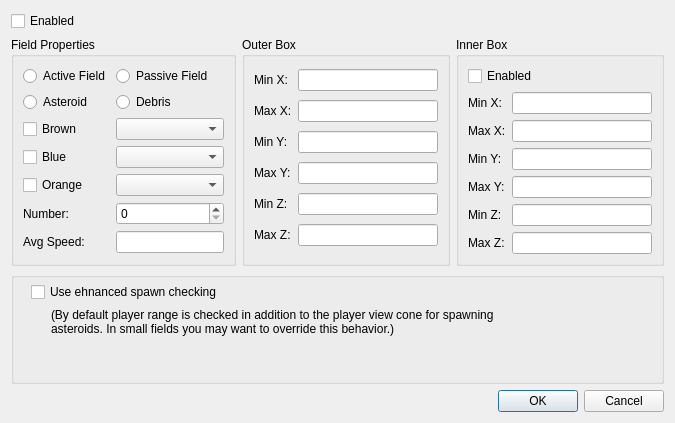
The window that qtfred/ui/AsteroidEditorDialog.ui (scp-fs2open/fs2open.github.com) describes before a commit, drawn with Qt 5.
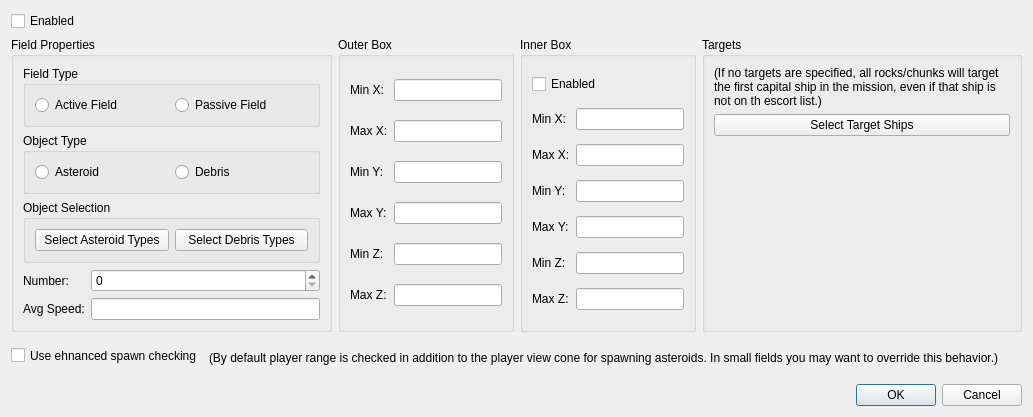
The same window after the commit.

Commit message:
QtFRED Asteroid Dialog (#6908)
* begin asteroid dialog rewrite

* activate fields

* clean up connections

* clean up and rearrange files for consistency

* use constructor to zero out the field when needed

* fix checks errors

* remove duplicate lines

* add missing z

Patch:
```diff
--- a/qtfred/ui/AsteroidEditorDialog.ui
+++ b/qtfred/ui/AsteroidEditorDialog.ui
@@ -6,8 +6,8 @@
    <rect>
     <x>0</x>
     <y>0</y>
-    <width>675</width>
-    <height>423</height>
+    <width>1033</width>
+    <height>377</height>
    </rect>
   </property>
   <property name="sizePolicy">
@@ -35,6 +35,12 @@
          <property name="enabled">
           <bool>true</bool>
          </property>
+         <property name="sizePolicy">
+          <sizepolicy hsizetype="Preferred" vsizetype="Preferred">
+           <horstretch>1</horstretch>
+           <verstretch>0</verstretch>
+          </sizepolicy>
+         </property>
          <property name="accessibleName">
           <string>Field Properties</string>
          </property>
@@ -42,23 +48,35 @@
           <string>Field Properties</string>
          </property>
          <layout class="QGridLayout" name="gridLayout_4">
-          <item row="3" column="0">
-           <widget class="QRadioButton" name="radioButtonAsteroid">
+          <item row="0" column="0">
+           <widget class="QGroupBox" name="fieldType">
+            <property name="sizePolicy">
+             <sizepolicy hsizetype="Preferred" vsizetype="Preferred">
+              <horstretch>0</horstretch>
+              <verstretch>0</verstretch>
+             </sizepolicy>
+            </property>
+            <property name="minimumSize">
+             <size>
+              <width>0</width>
+              <height>0</height>
+             </size>
+            </property>
+            <property name="title">
+             <string>Field Type</string>
+            </property>
+            <layout class="QHBoxLayout" name="horizontalLayout">
+             <item>
+              <widget class="QRadioButton" name="radioButtonActiveField">
             <property name="text">
-             <string>Asteroid</string>
+                <string>Active Field</string>
             </property>
             <attribute name="buttonGroup">
-             <string notr="true">radioAsteroidDebris</string>
+                <string notr="true">radioActivePassive</string>
             </attribute>
            </widget>
           </item>
-          <item row="7" column="2">
-           <widget class="QComboBox" name="debris1"/>
-          </item>
-          <item row="9" column="2">
-           <widget class="QComboBox" name="debris2"/>
-          </item>
-          <item row="1" column="2">
+             <item>
            <widget class="QRadioButton" name="radioButtonPassiveField">
             <property name="text">
              <string>Passive Field</string>
@@ -68,69 +86,84 @@
             </attribute>
            </widget>
           </item>
-          <item row="5" column="0">
-           <widget class="QCheckBox" name="checkBoxBrown">
-            <property name="text">
-             <string>Brown</string>
-            </property>
+            </layout>
            </widget>
           </item>
-          <item row="3" column="2">
-           <widget class="QRadioButton" name="radioButtonShip">
-            <property name="text">
-             <string>Debris</string>
-            </property>
-            <attribute name="buttonGroup">
-             <string notr="true">radioAsteroidDebris</string>
-            </attribute>
-           </widget>
-          </item>
-          <item row="12" column="0">
-           <widget class="QLabel" name="labelAvgSpeed">
-            <property name="text">
-             <string>Avg Speed:</string>
-            </property>
-           </widget>
-          </item>
-          <item row="11" column="0">
+          <item row="3" column="0">
+           <layout class="QFormLayout" name="propertiesWidgets">
+            <item row="0" column="1">
+             <widget class="QSpinBox" name="spinBoxNumber"/>
+            </item>
+            <item row="0" column="0">
            <widget class="QLabel" name="labelNumber">
             <property name="text">
              <string>Number:</string>
             </property>
            </widget>
           </item>
-          <item row="11" column="2">
-           <widget class="QSpinBox" name="spinBoxNumber"/>
-          </item>
-          <item row="7" column="0">
-           <widget class="QCheckBox" name="checkBoxBlue">
+            <item row="1" column="0">
+             <widget class="QLabel" name="labelAvgSpeed">
             <property name="text">
-             <string>Blue</string>
+               <string>Avg Speed:</string>
             </property>
            </widget>
           </item>
-          <item row="9" column="0">
-           <widget class="QCheckBox" name="checkBoxOrange">
-            <property name="text">
-             <string>Orange</string>
-            </property>
-           </widget>
-          </item>
-          <item row="12" column="2">
+            <item row="1" column="1">
            <widget class="QLineEdit" name="lineEditAvgSpeed"/>
           </item>
+           </layout>
+          </item>
           <item row="1" column="0">
-           <widget class="QRadioButton" name="radioButtonActiveField">
+           <widget class="QGroupBox" name="objectType">
+            <property name="title">
+             <string>Object Type</string>
+            </property>
+            <layout class="QHBoxLayout" name="horizontalLayout_2">
+             <item>
+              <widget class="QRadioButton" name="radioButtonAsteroid">
             <property name="text">
-             <string>Active Field</string>
+                <string>Asteroid</string>
             </property>
             <attribute name="buttonGroup">
-             <string notr="true">radioActivePassive</string>
+                <string notr="true">radioAsteroidDebris</string>
             </attribute>
            </widget>
           </item>
-          <item row="5" column="2">
-           <widget class="QComboBox" name="debris0"/>
+             <item>
+              <widget class="QRadioButton" name="radioButtonDebris">
+               <property name="text">
+                <string>Debris</string>
+               </property>
+               <attribute name="buttonGroup">
+                <string notr="true">radioAsteroidDebris</string>
+               </attribute>
+              </widget>
+             </item>
+            </layout>
+           </widget>
+          </item>
+          <item row="2" column="0">
+           <widget class="QGroupBox" name="objectSelection">
+            <property name="title">
+             <string>Object Selection</string>
+            </property>
+            <layout class="QHBoxLayout" name="horizontalLayout_3">
+             <item>
+              <widget class="QPushButton" name="asteroidSelectButton">
+               <property name="text">
+                <string>Select Asteroid Types</string>
+               </property>
+              </widget>
+             </item>
+             <item>
+              <widget class="QPushButton" name="debrisSelectButton">
+               <property name="text">
+                <string>Select Debris Types</string>
+               </property>
+              </widget>
+             </item>
+            </layout>
+           </widget>
           </item>
          </layout>
         </widget>
@@ -141,10 +174,17 @@
           <string>Outer Box</string>
          </property>
          <layout class="QGridLayout" name="gridLayout_2">
-          <item row="0" column="0">
-           <widget class="QLabel" name="label_obox_minX">
+          <item row="7" column="0">
+           <widget class="QLabel" name="label_obox_minZ">
             <property name="text">
-             <string>Min X:</string>
+             <string>Min Z:</string>
+            </property>
+           </widget>
+          </item>
+          <item row="5" column="0">
+           <widget class="QLabel" name="label_obox_maxY">
+            <property name="text">
+             <string>Max Y:</string>
             </property>
            </widget>
           </item>
@@ -155,26 +195,6 @@
             </property>
            </widget>
           </item>
-          <item row="7" column="1">
-           <widget class="QLineEdit" name="lineEdit_obox_minZ"/>
-          </item>
-          <item row="3" column="0">
-           <widget class="QLabel" name="label_obox_maxX">
-            <property name="text">
-             <string>Max X:</string>
-            </property>
-           </widget>
-          </item>
-          <item row="0" column="1">
-           <widget class="QLineEdit" name="lineEdit_obox_minX"/>
-          </item>
-          <item row="5" column="0">
-           <widget class="QLabel" name="label_obox_maxY">
-            <property name="text">
-             <string>Max Y:</string>
-            </property>
-           </widget>
-          </item>
           <item row="9" column="0">
            <widget class="QLabel" name="label_obox_maxZ">
             <property name="text">
@@ -182,54 +202,69 @@
             </property>
            </widget>
           </item>
+          <item row="3" column="0">
+           <widget class="QLabel" name="label_obox_maxX">
+            <property name="text">
+             <string>Max X:</string>
+            </property>
+           </widget>
+          </item>
+          <item row="0" column="0">
+           <widget class="QLabel" name="label_obox_minX">
+            <property name="text">
+             <string>Min X:</string>
+            </property>
+           </widget>
+          </item>
+          <item row="3" column="1">
+           <widget class="QLineEdit" name="lineEdit_obox_maxX"/>
+          </item>
           <item row="4" column="1">
            <widget class="QLineEdit" name="lineEdit_obox_minY"/>
           </item>
-          <item row="7" column="0">
-           <widget class="QLabel" name="label_obox_minZ">
-            <property name="text">
-             <string>Min Z:</string>
-            </property>
-           </widget>
-          </item>
-          <item row="9" column="1">
-           <widget class="QLineEdit" name="lineEdit_obox_maxZ"/>
-          </item>
-          <item row="3" column="1">
-           <widget class="QLineEdit" name="lineEdit_obox_maxX"/>
-          </item>
           <item row="5" column="1">
            <widget class="QLineEdit" name="lineEdit_obox_maxY"/>
           </item>
+          <item row="0" column="1">
+           <widget class="QLineEdit" name="lineEdit_obox_minX"/>
+          </item>
+          <item row="9" column="1">
+           <widget class="QLineEdit" name="lineEdit_obox_maxZ"/>
+          </item>
+          <item row="7" column="1">
+           <widget class="QLineEdit" name="lineEdit_obox_minZ"/>
+          </item>
          </layout>
         </widget>
        </item>
        <item>
         <widget class="QGroupBox" name="innerBox">
+         <property name="sizePolicy">
+          <sizepolicy hsizetype="Preferred" vsizetype="Preferred">
+           <horstretch>0</horstretch>
+           <verstretch>0</verstretch>
+          </sizepolicy>
+         </property>
          <property name="title">
           <string>Inner Box</string>
          </property>
          <layout class="QGridLayout" name="gridLayout_3">
-          <item row="3" column="1">
-           <widget class="QLineEdit" name="lineEdit_ibox_maxX"/>
-          </item>
-          <item row="5" column="0">
-           <widget class="QLabel" name="label_ibox_minY">
-            <property name="text">
-             <string>Min Y:</string>
-            </property>
-           </widget>
-          </item>
-          <item row="1" column="0">
-           <widget class="QLabel" name="label_ibox_minX">
-            <property name="text">
-             <string>Min X:</string>
-            </property>
-           </widget>
-          </item>
           <item row="1" column="1">
            <widget class="QLineEdit" name="lineEdit_ibox_minX"/>
           </item>
+          <item row="5" column="1">
+           <widget class="QLineEdit" name="lineEdit_ibox_minY"/>
+          </item>
+          <item row="3" column="1">
+           <widget class="QLineEdit" name="lineEdit_ibox_maxX"/>
+          </item>
+          <item row="0" column="0" colspan="2">
+           <widget class="QCheckBox" name="innerBoxEnabled">
+            <property name="text">
+             <string>Enabled</string>
+            </property>
+           </widget>
+          </item>
           <item row="7" column="0">
            <widget class="QLabel" name="label_ibox_minZ">
             <property name="text">
@@ -237,25 +272,26 @@
             </property>
            </widget>
           </item>
+          <item row="9" column="0">
+           <widget class="QLabel" name="label_ibox_maxZ">
+            <property name="text">
+             <string>Max Z:</string>
+            </property>
+           </widget>
+          </item>
+          <item row="5" column="0">
+           <widget class="QLabel" name="label_ibox_minY">
+            <property name="text">
+             <string>Min Y:</string>
+            </property>
+           </widget>
+          </item>
           <item row="9" column="1">
            <widget class="QLineEdit" name="lineEdit_ibox_maxZ"/>
           </item>
-          <item row="5" column="1">
-           <widget class="QLineEdit" name="lineEdit_ibox_minY"/>
-          </item>
           <item row="7" column="1">
            <widget class="QLineEdit" name="lineEdit_ibox_minZ"/>
           </item>
-          <item row="9" column="0">
-           <widget class="QLabel" name="label_ibox_maxZ">
-            <property name="text">
-             <string>Max Z:</string>
-            </property>
-           </widget>
-          </item>
-          <item row="6" column="1">
-           <widget class="QLineEdit" name="lineEdit_ibox_maxY"/>
-          </item>
           <item row="6" column="0">
            <widget class="QLabel" name="label_ibox_maxY">
             <property name="text">
@@ -270,32 +306,70 @@
             </property>
            </widget>
           </item>
-          <item row="0" column="0" colspan="2">
-           <widget class="QCheckBox" name="innerBoxEnabled">
+          <item row="1" column="0">
+           <widget class="QLabel" name="label_ibox_minX">
             <property name="text">
-             <string>Enabled</string>
+             <string>Min X:</string>
             </property>
            </widget>
           </item>
-         </layout>
-        </widget>
-       </item>
-      </layout>
+          <item row="6" column="1">
+           <widget class="QLineEdit" name="lineEdit_ibox_maxY"/>
+          </item>
+         </layout>
+        </widget>
      </item>
      <item>
-      <widget class="QGroupBox" name="groupBox">
+        <widget class="QGroupBox" name="targets">
+         <property name="sizePolicy">
+          <sizepolicy hsizetype="Preferred" vsizetype="Preferred">
+           <horstretch>1</horstretch>
+           <verstretch>0</verstretch>
+          </sizepolicy>
+         </property>
        <property name="title">
-        <string/>
-       </property>
+          <string>Targets</string>
+         </property>
+         <layout class="QVBoxLayout" name="verticalLayout_2">
+          <item>
+           <widget class="QLabel" name="targetHelpText">
+            <property name="text">
+             <string>(If no targets are specified, all rocks/chunks will target the first capital ship in the mission, even if that ship is not on th escort list.)</string>
+            </property>
+            <property name="wordWrap">
+             <bool>true</bool>
+            </property>
+           </widget>
+          </item>
+          <item>
+           <widget class="QPushButton" name="shipSelectButton">
+            <property name="text">
+             <string>Select Target Ships</string>
+            </property>
+           </widget>
+          </item>
+          <item>
+           <spacer name="verticalSpacer">
+            <property name="orientation">
+             <enum>Qt::Vertical</enum>
+            </property>
+            <property name="sizeHint" stdset="0">
+             <size>
+              <width>20</width>
+              <height>40</height>
+             </size>
+            </property>
+           </spacer>
+          </item>
+         </layout>
+        </widget>
+       </item>
+      </layout>
+     </item>
+     <item>
+      <layout class="QFormLayout" name="formLayout">
+       <item row="0" column="0">
        <widget class="QCheckBox" name="enhancedFieldEnabled">
-        <property name="geometry">
-         <rect>
-          <x>20</x>
-          <y>10</y>
-          <width>653</width>
-          <height>20</height>
-         </rect>
-        </property>
         <property name="sizePolicy">
          <sizepolicy hsizetype="Preferred" vsizetype="Preferred">
           <horstretch>0</horstretch>
@@ -306,15 +380,9 @@
          <string>Use ehnanced spawn checking</string>
         </property>
        </widget>
-       <widget class="QLabel" name="label">
-        <property name="geometry">
-         <rect>
-          <x>40</x>
-          <y>30</y>
-          <width>450</width>
-          <height>40</height>
-         </rect>
-        </property>
+       </item>
+       <item row="0" column="1">
+        <widget class="QLabel" name="enhancedFieldHelpText">
         <property name="sizePolicy">
          <sizepolicy hsizetype="Preferred" vsizetype="Preferred">
           <horstretch>0</horstretch>
@@ -329,8 +397,8 @@
         </property>
         <property name="maximumSize">
          <size>
-          <width>500</width>
-          <height>200</height>
+           <width>16777215</width>
+           <height>16777215</height>
          </size>
         </property>
         <property name="text">
@@ -340,12 +408,13 @@
          <bool>true</bool>
         </property>
        </widget>
-      </widget>
+       </item>
+      </layout>
      </item>
     </layout>
    </item>
    <item row="3" column="0">
-    <widget class="QDialogButtonBox" name="dialogButtonBox">
+    <widget class="QDialogButtonBox" name="okAndCancelButtons">
      <property name="standardButtons">
       <set>QDialogButtonBox::Cancel|QDialogButtonBox::Ok</set>
      </property>
```
Left out of the diff: 21 changed lines with no effect on the pictures. Lines whose indentation alone changed are shown as unchanged. The commit also changes 6 other files.
